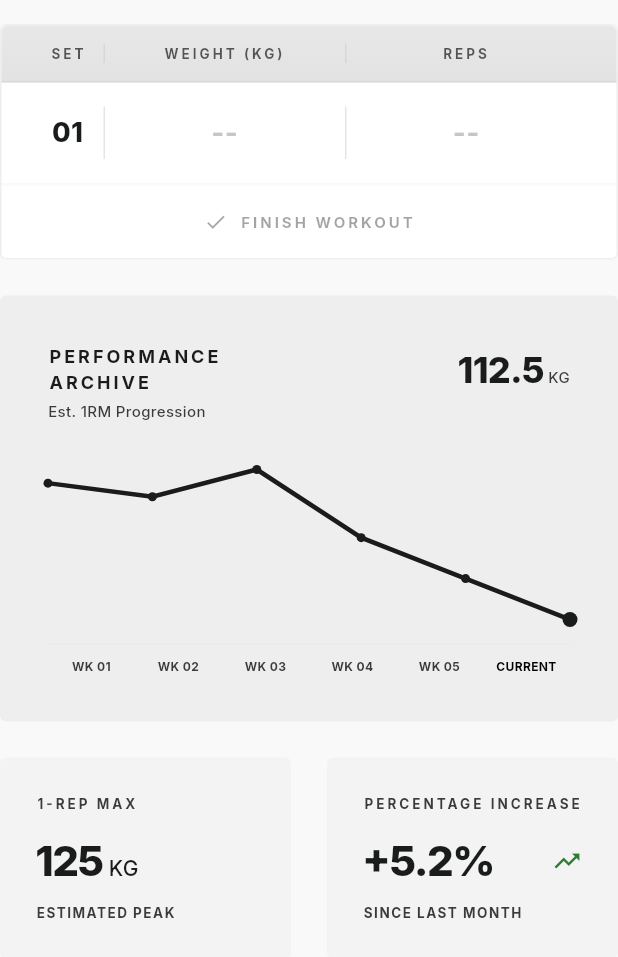
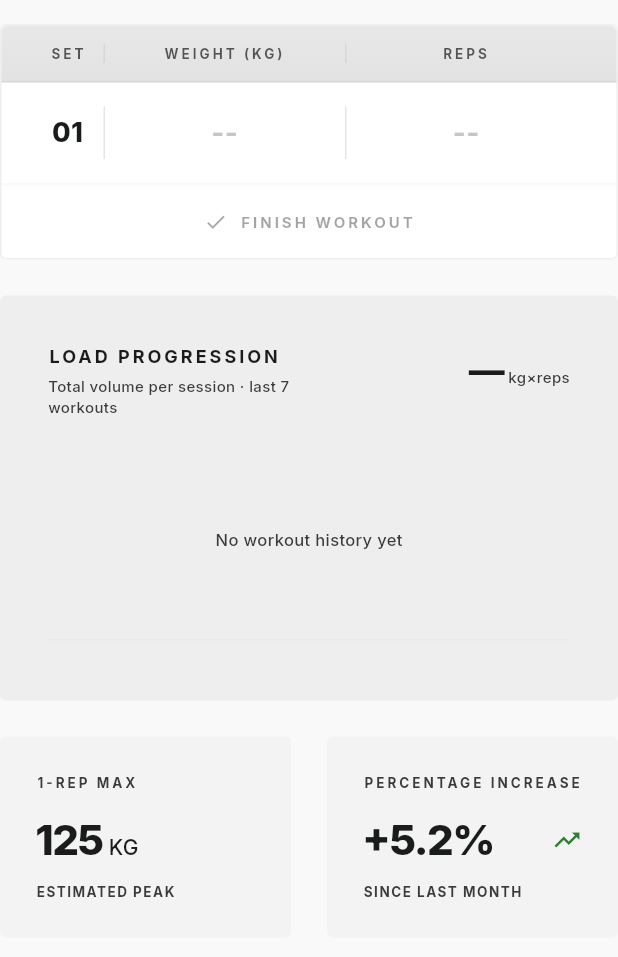
Before and after one commit to Hackim7200/BodyBuilderApp, a Flutter app: the StrengthExerciseView widget shown alone on an empty page, opened directly with empty values, on a phone screen of 412 x 824 dp. Shown: the top 957 px of the screen. Run offline on Flutter 3.47's test engine with Material 3 defaults, Android fonts, the phone set to English and light mode, and no system bars; our stand-ins replace audioplayers, go_router, google_fonts; missing offline and left inert: amplify_core, amplify_datastore, amplify_flutter.

Commit message:
fixed the graph

```diff
--- a/bodybuilding_app/lib/feature/exercise/widgets/strength_exercise_view.dart
+++ b/bodybuilding_app/lib/feature/exercise/widgets/strength_exercise_view.dart
@@ -60,6 +60,8 @@ class _StrengthExerciseViewState extends State<StrengthExerciseView> {
   bool _sessionReady = true;
   bool _addingSet = false;
   String? _workoutLogId;
+  List<double> _trainingLoadSeries = [];
+  List<String> _trainingLoadLabels = [];
   final SessionSetsService _sessionSetsService = SessionSetsService();
   final GlobalKey<SessionLogTableState> _sessionTableKey =
       GlobalKey<SessionLogTableState>();
@@ -91,7 +93,35 @@ class _StrengthExerciseViewState extends State<StrengthExerciseView> {
     if (linkId != null) {
       _sessionReady = false;
       _loadPersistedSession(linkId);
+      _loadTrainingLoadHistory(linkId);
     }
+  }
+
+  Future<void> _loadTrainingLoadHistory(String routineExerciseId) async {
+    try {
+      final points = await _sessionSetsService.lastWorkoutsTrainingLoad(
+        routineExerciseId,
+        limit: 7,
+      );
+      if (!mounted) return;
+      setState(() {
+        _trainingLoadSeries =
+            points.map((p) => p.totalTrainingLoad).toList();
+        _trainingLoadLabels = points
+            .map((p) => '${p.date.month}/${p.date.day}')
+            .toList();
+      });
+    } catch (e, st) {
+      safePrint('Training load history failed: $e $st');
+    }
+  }
+
+  String get _latestTrainingLoadDisplay {
+    if (_trainingLoadSeries.isEmpty) return '—';
+    final v = _trainingLoadSeries.last;
+    if (v >= 1000) return v.round().toString();
+    if (v == v.roundToDouble()) return v.round().toString();
+    return v.toStringAsFixed(1);
   }
 
   Future<void> _loadPersistedSession(String routineExerciseId) async {
@@ -162,11 +192,26 @@ class _StrengthExerciseViewState extends State<StrengthExerciseView> {
     final lastIndex = _sets.length - 1;
     final lastEntry = _sets[lastIndex];
     setState(() => _workoutFinished = true);
-    if (logId == null) return;
+
+    void refreshHistory() {
+      final rid = widget.exercise.routineExerciseId;
+      if (rid != null) {
+        _loadTrainingLoadHistory(rid);
+      }
+    }
+
+    if (logId == null) {
+      refreshHistory();
+      return;
+    }
     _sessionSetsService.persistSet(logId, lastEntry).then((saved) {
-      if (mounted) setState(() => _sets[lastIndex] = saved);
+      if (mounted) {
+        setState(() => _sets[lastIndex] = saved);
+        refreshHistory();
+      }
     }).catchError((Object e, StackTrace st) {
       safePrint('SessionSetsService finish persist failed: $e $st');
+      refreshHistory();
     });
   }
 
@@ -217,11 +262,13 @@ class _StrengthExerciseViewState extends State<StrengthExerciseView> {
               !_sessionReady || _workoutFinished ? null : _onPrimaryAction,
         ),
         const SizedBox(height: 24),
-        const PerformanceArchive(
-          title: 'Performance Archive',
-          subtitle: 'Est. 1RM Progression',
-          currentValue: '112.5',
-          unit: 'KG',
+        PerformanceArchive(
+          title: 'Load progression',
+          subtitle: 'Total volume per session · last 7 workouts',
+          currentValue: _latestTrainingLoadDisplay,
+          unit: 'kg×reps',
+          series: _trainingLoadSeries,
+          xLabels: _trainingLoadLabels,
         ),
         const SizedBox(height: 24),
         Row(
--- a/bodybuilding_app/lib/feature/workout/data/session_sets_service.dart
+++ b/bodybuilding_app/lib/feature/workout/data/session_sets_service.dart
@@ -2,6 +2,17 @@ import 'package:amplify_flutter/amplify_flutter.dart';
 import 'package:bodybuilding_app/feature/workout/models/workout_log.dart' as session;
 import 'package:bodybuilding_app/models/SetEntry.dart' as ds;
 import 'package:bodybuilding_app/models/WorkoutLog.dart' as ds;
+
+/// One saved [WorkoutLog] session’s total strength training load (Σ set loads).
+class WorkoutTrainingLoadPoint {
+  const WorkoutTrainingLoadPoint({
+    required this.date,
+    required this.totalTrainingLoad,
+  });
+
+  final DateTime date;
+  final double totalTrainingLoad;
+}
 
 /// Loads and saves strength [SetEntry] rows in DataStore for the current
 /// calendar day, scoped by [RoutineExercise] via [WorkoutLog.routineExerciseId].
@@ -81,4 +92,41 @@ class SessionSetsService {
     await Amplify.DataStore.save(m);
     return entry.copyWith(datastoreId: m.id, trainingLoad: load);
   }
+
+  /// Most recent [limit] distinct [WorkoutLog]s for this routine exercise, oldest first.
+  /// Each point is the sum of per-set training load (stored or derived from weight × reps).
+  Future<List<WorkoutTrainingLoadPoint>> lastWorkoutsTrainingLoad(
+    String routineExerciseId, {
+    int limit = 7,
+  }) async {
+    final logs = await Amplify.DataStore.query(
+      ds.WorkoutLog.classType,
+      where: ds.WorkoutLog.ROUTINEEXERCISEID.eq(routineExerciseId),
+    );
+    if (logs.isEmpty) return [];
+
+    logs.sort((a, b) => b.date.compareTo(a.date));
+    final selected = logs.take(limit).toList()
+      ..sort((a, b) => a.date.compareTo(b.date));
+
+    final out = <WorkoutTrainingLoadPoint>[];
+    for (final log in selected) {
+      final sets = await loadSets(log.id);
+      var total = 0.0;
+      for (final s in sets) {
+        final load =
+            s.trainingLoad ?? session.trainingLoadForStrengthSet(s.weight, s.reps);
+        if (load != null) {
+          total += load;
+        }
+      }
+      out.add(
+        WorkoutTrainingLoadPoint(
+          date: log.date.getDateTimeInUtc().toLocal(),
+          totalTrainingLoad: total,
+        ),
+      );
+    }
+    return out;
+  }
 }
--- a/bodybuilding_app/lib/feature/workout/models/workout_log.dart
+++ b/bodybuilding_app/lib/feature/workout/models/workout_log.dart
@@ -23,8 +23,10 @@ class SetEntry {
   final double? weight;
   final int? reps;
   final bool isCompleted;
+
   /// weight × reps for this set when complete; mirrored in DataStore [trainingLoad].
   final double? trainingLoad;
+
   /// DataStore primary key for [SetEntry] when persisted; null for new rows.
   final String? datastoreId;
 
@@ -64,10 +66,7 @@ class TimerEntry {
   final Duration duration;
   final DateTime date;
 
-  const TimerEntry({
-    required this.duration,
-    required this.date,
-  });
+  const TimerEntry({required this.duration, required this.date});
 
   String get formattedDuration {
     final minutes = duration.inMinutes;
@@ -156,8 +155,4 @@ class WorkoutLog {
       ],
     ),
   ];
-
-  static List<double> get dummyProgressionData => [80, 75, 85, 60, 45, 30];
-  static List<String> get dummyProgressionLabels =>
-      ['WK 01', 'WK 02', 'WK 03', 'WK 04', 'WK 05', 'CURRENT'];
 }
--- a/bodybuilding_app/lib/feature/workout/widgets/performance_archive.dart
+++ b/bodybuilding_app/lib/feature/workout/widgets/performance_archive.dart
@@ -1,13 +1,14 @@
 import 'dart:math';
 import 'package:flutter/material.dart';
 import 'package:google_fonts/google_fonts.dart';
-import 'package:bodybuilding_app/feature/workout/models/workout_log.dart';
 
 class PerformanceArchive extends StatelessWidget {
   final String title;
   final String subtitle;
   final String currentValue;
   final String unit;
+  final List<double> series;
+  final List<String> xLabels;
 
   const PerformanceArchive({
     super.key,
@@ -15,6 +16,8 @@ class PerformanceArchive extends StatelessWidget {
     required this.subtitle,
     required this.currentValue,
     required this.unit,
+    this.series = const [],
+    this.xLabels = const [],
   });
 
   @override
@@ -104,9 +107,20 @@ class PerformanceArchive extends StatelessWidget {
               return SizedBox(
                 height: 100,
                 width: constraints.maxWidth,
-                child: CustomPaint(
+                child: series.isEmpty
+                    ? Center(
+                        child: Text(
+                          'No workout history yet',
+                          style: GoogleFonts.inter(
+                            fontSize: 11,
+                            fontWeight: FontWeight.w500,
+                            color: cs.tertiary,
+                          ),
+                        ),
+                      )
+                    : CustomPaint(
                         painter: _ChartPainter(
-                    data: WorkoutLog.dummyProgressionData,
+                          data: series,
                           lineColor: cs.onSurface,
                           dotColor: cs.onSurface,
                         ),
@@ -127,22 +141,24 @@ class PerformanceArchive extends StatelessWidget {
               ),
             ),
             child: Row(
-              children: WorkoutLog.dummyProgressionLabels.map((label) {
-                final isCurrent = label == 'CURRENT';
-                return Expanded(
+              children: [
+                for (var i = 0; i < xLabels.length; i++)
+                  Expanded(
                     child: Text(
-                    label,
+                      xLabels[i],
                       maxLines: 1,
                       overflow: TextOverflow.ellipsis,
                       textAlign: TextAlign.center,
                       style: GoogleFonts.inter(
                         fontSize: 8,
                         fontWeight: FontWeight.w700,
-                      color: isCurrent ? cs.primary : cs.tertiary,
+                        color: i == xLabels.length - 1
+                            ? cs.primary
+                            : cs.tertiary,
                       ),
                     ),
-                );
-              }).toList(),
+                  ),
+              ],
             ),
           ),
         ],
@@ -184,7 +200,9 @@ class _ChartPainter extends CustomPainter {
     final points = <Offset>[];
 
     for (var i = 0; i < data.length; i++) {
-      final x = i * size.width / (data.length - 1);
+      final x = data.length == 1
+          ? size.width / 2
+          : i * size.width / (data.length - 1);
       final normalizedY = range == 0 ? 0.5 : (data[i] - minVal) / range;
       final y = size.height - (normalizedY * size.height);
       points.add(Offset(x, y));
@@ -205,5 +223,7 @@ class _ChartPainter extends CustomPainter {
 
   @override
   bool shouldRepaint(covariant _ChartPainter oldDelegate) =>
-      data != oldDelegate.data;
+      data != oldDelegate.data ||
+      lineColor != oldDelegate.lineColor ||
+      dotColor != oldDelegate.dotColor;
 }
```
Lines whose indentation alone changed are shown as unchanged.
